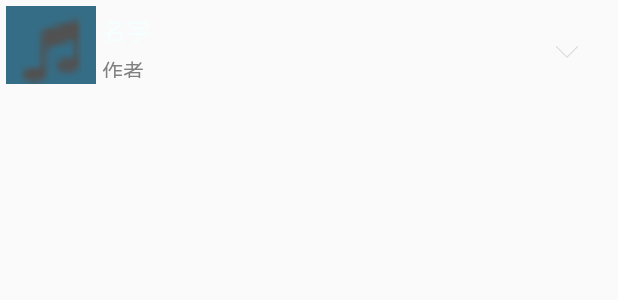
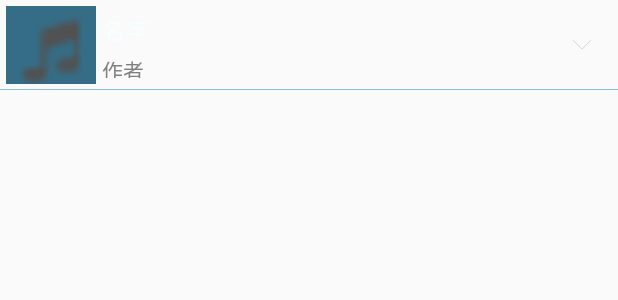
Before and after one commit to githubyzd/MangoPlayer, an Android app: the layout item_music_native_list.xml on its own in the app's theme, with its tools: preview values and no code run, on a phone screen of 412 x 824 dp. Shown: the top 300 px of the screen. Run offline under Robolectric (Android 15) with nearby library versions, the phone set to English and light mode, and no system bars.

Commit message:
界面优化

```diff
--- a/app/src/main/res/layout/fragment_music_native_home.xml
+++ b/app/src/main/res/layout/fragment_music_native_home.xml
@@ -1,5 +1,6 @@
 <?xml version="1.0" encoding="utf-8"?>
 <ScrollView xmlns:android="http://schemas.android.com/apk/res/android"
+    android:id="@+id/scrollView"
     android:layout_width="match_parent"
     android:layout_height="match_parent">
 
--- a/app/src/main/res/layout/item_music_native_list.xml
+++ b/app/src/main/res/layout/item_music_native_list.xml
@@ -1,8 +1,12 @@
 <?xml version="1.0" encoding="utf-8"?>
-<LinearLayout xmlns:android="http://schemas.android.com/apk/res/android"
+<RelativeLayout xmlns:android="http://schemas.android.com/apk/res/android"
+    android:layout_width="match_parent"
+    android:layout_height="@dimen/dp_60dp">
+    <LinearLayout
         android:layout_width="match_parent"
         android:layout_height="@dimen/dp_60dp"
         android:padding="@dimen/margin_4dp">
+
 
         <ImageView
             android:id="@+id/iv_thumbnail"
@@ -47,7 +51,15 @@
             android:layout_width="@dimen/dp_60dp"
             android:src="@drawable/arrow_down"
             android:padding="@dimen/margin_14dp"
+            android:layout_marginRight="-10dp"
+            android:layout_marginBottom="@dimen/margin_4dp"
             android:layout_gravity="center_vertical"
             android:layout_height="match_parent" />
 
     </LinearLayout>
+    <View
+        android:layout_width="match_parent"
+        android:background="#89BFDA"
+        android:layout_alignParentBottom="true"
+        android:layout_height="1px"/>
+</RelativeLayout>
```
Also changed, not shown: app/src/main/java/com/mango/player/fragment/MusicNativeHomeFragment.java (+14 -4 lines), 19 other files. Lines whose indentation alone changed are shown as unchanged.
